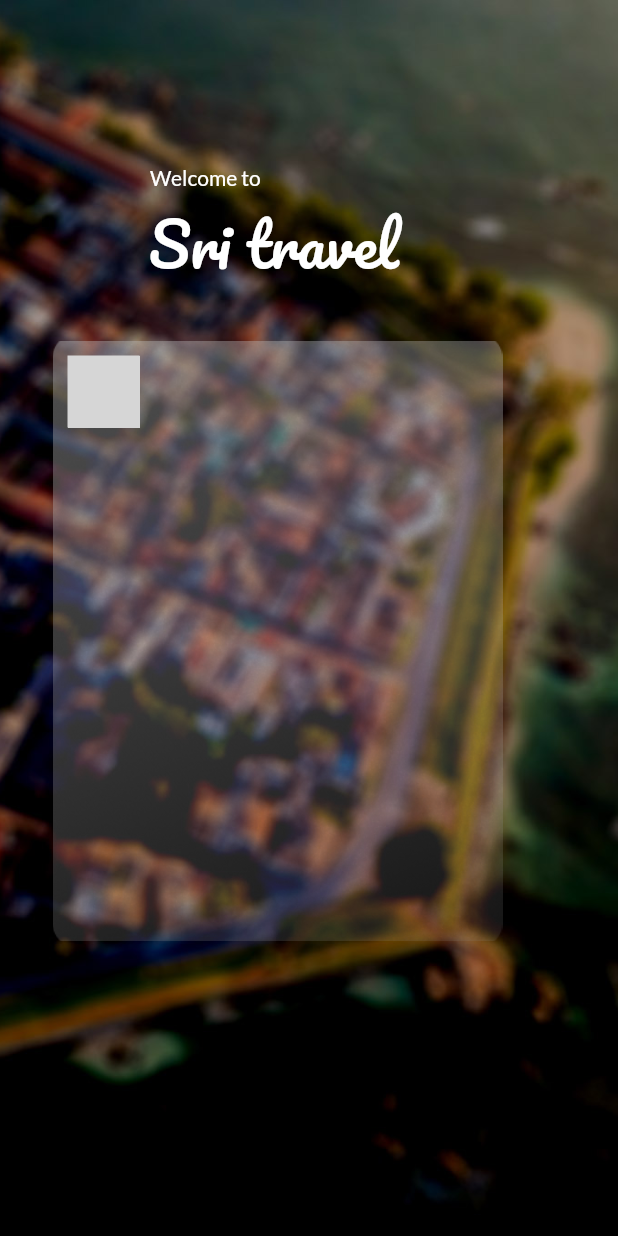
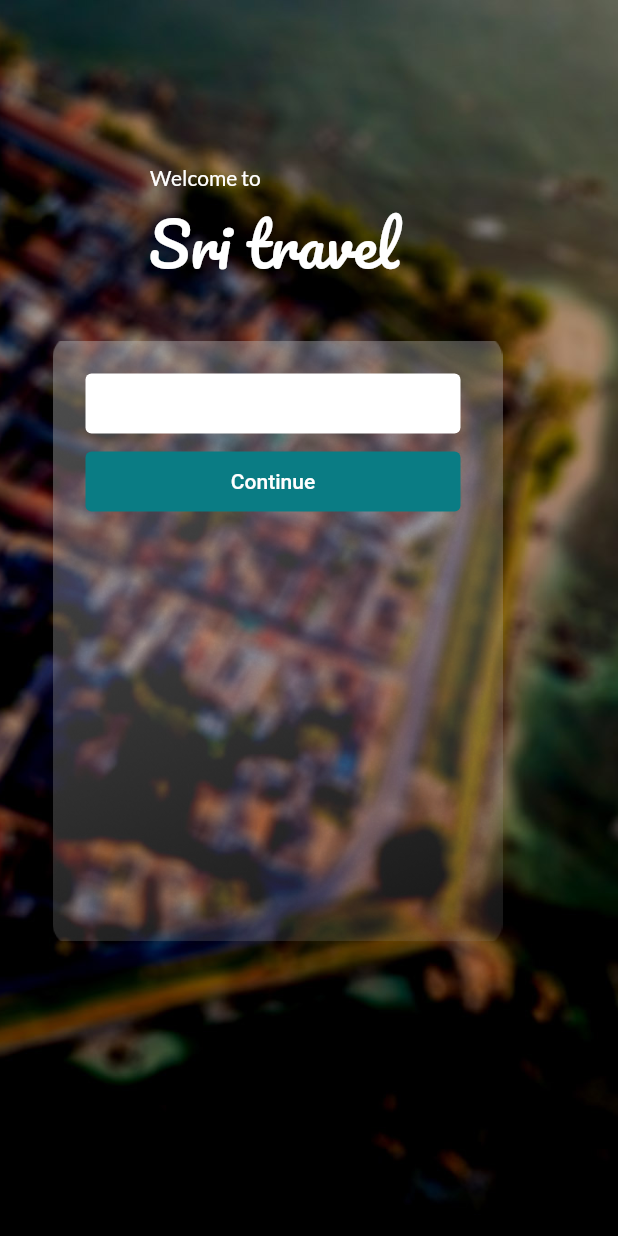
Before and after one commit to Chamalka20/Travel-app-flutter, a Flutter app: the screen it shows after launch, on a phone screen of 412 x 824 dp. Run offline on Flutter 3.47's test engine with Material 2 defaults, Android fonts, the phone set to English and light mode, and no system bars; our stand-ins replace google_fonts; grey boxes are pictures that could not be loaded.

Commit message:
Initial commit

```diff
--- a/lib/Welcomepage.dart
+++ b/lib/Welcomepage.dart
@@ -136,15 +136,33 @@
                                                             ),
                                                           ),
                                                         ),
-                                                      )
-
-                                                    Text("fghfghfg")
+                                                      ),
 
 
                                                   ],
 
-
                                                 ),
+                                                Row(
+                                                      children: [
+                                                        Padding(
+                                                          padding: const EdgeInsets.only(left: 12.0,top: 12.0),
+                                                          child: SizedBox(
+                                                              width: 250,
+                                                              height: 40,
+                                                              child: TextButton(
+                                                                onPressed: () {
+                                                                  // Do something when the button is pressed
+                                                                },
+                                                                style: ButtonStyle(
+                                                                  backgroundColor: MaterialStateProperty.all<Color>(const Color.fromARGB(255, 10, 124, 132)),
+                                                                  foregroundColor: MaterialStateProperty.all<Color>(Colors.white),
+                                                                ),
+                                                                child: const Text('Continue'),
+                                                              ),
+                                                            ),
+                                                        ),
+                                                      ],
+                                                 )
 
                                             ],
 
```
